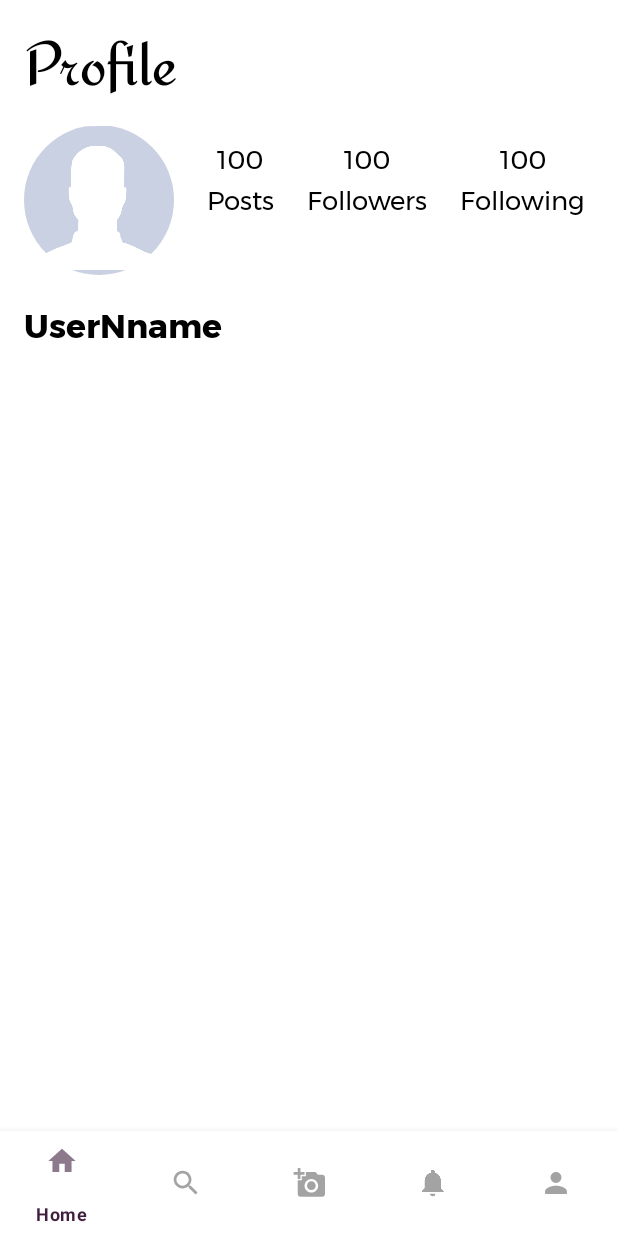
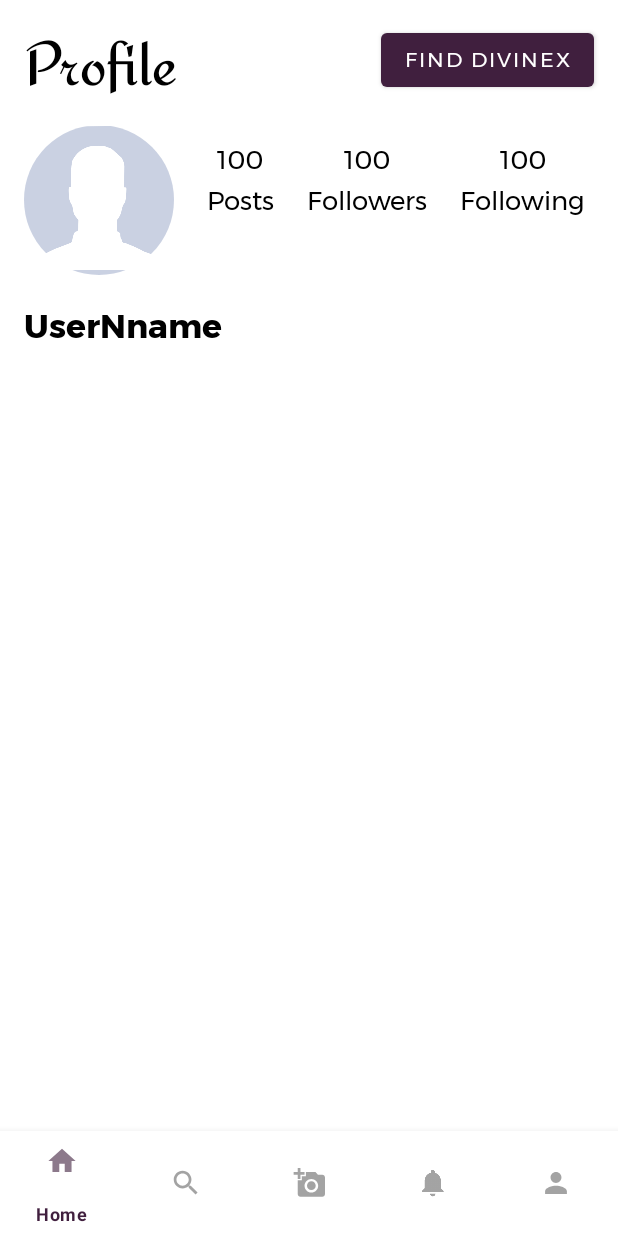
Before and after one commit to asharyapandey/divinex-android, an Android app: the fragment ProfileFragment placed in its activity, on a phone screen of 412 x 824 dp. Run offline under Robolectric (Android 15) with nearby library versions, the light colour scheme and no system bars; our stand-ins replace CircleImageView; pictures from the network do not load.

Commit message:
username and profile picture are visible in profile fragment

```diff
--- a/app/build.gradle
+++ b/app/build.gradle
@@ -46,6 +46,7 @@ dependencies {
     implementation 'com.google.android.material:material:1.2.1'
     implementation 'androidx.constraintlayout:constraintlayout:2.0.4'
     implementation 'androidx.legacy:legacy-support-v4:1.0.0'
+    implementation 'com.google.android.gms:play-services-maps:17.0.0'
     testImplementation 'junit:junit:4.+'
     androidTestImplementation 'androidx.test.ext:junit:1.1.2'
     androidTestImplementation 'androidx.test.espresso:espresso-core:3.3.0'
--- a/app/src/main/java/com/asharya/divinex/ui/fragments/profile/ProfileFragment.kt
+++ b/app/src/main/java/com/asharya/divinex/ui/fragments/profile/ProfileFragment.kt
@@ -1,6 +1,53 @@
 package com.asharya.divinex.ui.fragments.profile
 
+import android.os.Bundle
+import android.view.LayoutInflater
+import android.view.View
+import android.view.ViewGroup
+import android.widget.TextView
 import androidx.fragment.app.Fragment
+import androidx.lifecycle.Observer
+import androidx.lifecycle.ViewModelProvider
 import com.asharya.divinex.R
-class ProfileFragment : Fragment(R.layout.fragment_profile) {
+import com.asharya.divinex.api.ServiceBuilder
+import com.asharya.divinex.repository.UserRepository
+import com.bumptech.glide.Glide
+import de.hdodenhof.circleimageview.CircleImageView
+
+class ProfileFragment : Fragment() {
+    private lateinit var civProfile: CircleImageView
+    private lateinit var tvUsername : TextView
+    private lateinit var viewModel: ProfileViewModel
+
+    override fun onCreate(savedInstanceState: Bundle?) {
+        super.onCreate(savedInstanceState)
+    }
+
+    override fun onCreateView(
+        inflater: LayoutInflater,
+        container: ViewGroup?,
+        savedInstanceState: Bundle?
+    ): View? {
+        val view = inflater.inflate(R.layout.fragment_profile, container, false)
+
+        civProfile = view.findViewById(R.id.civProfile)
+        tvUsername = view.findViewById(R.id.tvUsername)
+
+        val repository = UserRepository()
+        viewModel = ViewModelProvider(this, ProfileViewModelFactory(repository)).get(ProfileViewModel::class.java)
+
+        viewModel.getCurrentUser()
+
+        viewModel.user.observe(this, Observer { user ->
+            tvUsername.text = user.username
+            if (user.profilePicture != null) {
+                var profileImagePath = ServiceBuilder.loadImagePath() + user.profilePicture
+                profileImagePath = profileImagePath.replace("\\", "/")
+                Glide.with(context!!).load(profileImagePath).into(civProfile)
+            }
+        })
+
+
+        return view
+    }
 }
--- /dev/null
+++ b/app/src/main/java/com/asharya/divinex/ui/fragments/profile/ProfileViewModel.kt
@@ -0,0 +1,43 @@
+package com.asharya.divinex.ui.fragments.profile
+
+import android.util.Log
+import android.webkit.MimeTypeMap
+import androidx.lifecycle.LiveData
+import androidx.lifecycle.MutableLiveData
+import androidx.lifecycle.ViewModel
+import androidx.lifecycle.viewModelScope
+import com.asharya.divinex.model.Post
+import com.asharya.divinex.model.User
+import com.asharya.divinex.repository.PostRepository
+import com.asharya.divinex.repository.UserRepository
+import kotlinx.coroutines.launch
+import okhttp3.MediaType
+import okhttp3.MultipartBody
+import okhttp3.RequestBody
+import java.io.File
+import java.lang.Exception
+
+class ProfileViewModel(private val repository: UserRepository): ViewModel() {
+
+    private val _user= MutableLiveData<User>()
+    val user: LiveData<User>
+    get() = _user
+    init {
+    }
+
+    fun getCurrentUser() {
+        viewModelScope.launch {
+            try {
+                val response = repository.getCurrentUser()
+                if (response.success == true)
+                    _user.value = response.user!!
+            } catch (ex: Exception) {
+                Log.i("AddPostViewModel", ex.toString())
+            }
+        }
+    }
+
+    override fun onCleared() {
+        super.onCleared()
+    }
+}
--- /dev/null
+++ b/app/src/main/java/com/asharya/divinex/ui/fragments/profile/ProfileViewModelFactory.kt
@@ -0,0 +1,12 @@
+package com.asharya.divinex.ui.fragments.profile
+
+import androidx.lifecycle.ViewModel
+import androidx.lifecycle.ViewModelProvider
+import com.asharya.divinex.repository.PostRepository
+import com.asharya.divinex.repository.UserRepository
+
+class ProfileViewModelFactory(private val repository: UserRepository): ViewModelProvider.Factory {
+    override fun <T : ViewModel?> create(modelClass: Class<T>): T {
+       return ProfileViewModel(repository) as T
+    }
+}
--- a/app/src/main/res/layout/fragment_profile.xml
+++ b/app/src/main/res/layout/fragment_profile.xml
@@ -17,6 +17,17 @@
         android:textColor="@color/black"
         android:textSize="42sp"
         app:layout_constraintStart_toStartOf="parent"
+        app:layout_constraintTop_toTopOf="parent" />
+
+    <Button
+        android:id="@+id/btnLoadMaps"
+        android:layout_width="wrap_content"
+        android:layout_height="wrap_content"
+        android:layout_marginTop="16dp"
+        android:layout_marginEnd="16dp"
+        android:fontFamily="@font/montserrat"
+        android:text="Find DivineX"
+        app:layout_constraintEnd_toEndOf="parent"
         app:layout_constraintTop_toTopOf="parent" />
 
 
```
Also changed, not shown: app/src/debug/res/values/google_maps_api.xml (added, +24 -0 lines), app/src/main/AndroidManifest.xml (+20 -3 lines), app/src/main/java/com/asharya/divinex/ui/fragments/map/MapsFragment.kt (added, +47 -0 lines), app/src/main/res/layout/fragment_maps.xml (added, +8 -0 lines), 1 other file.
